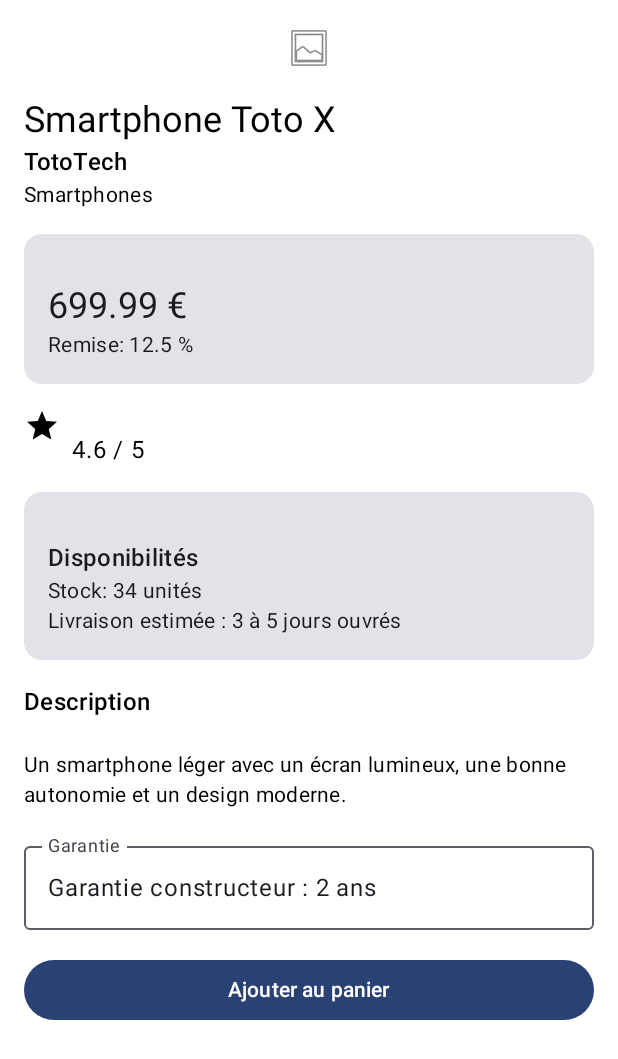
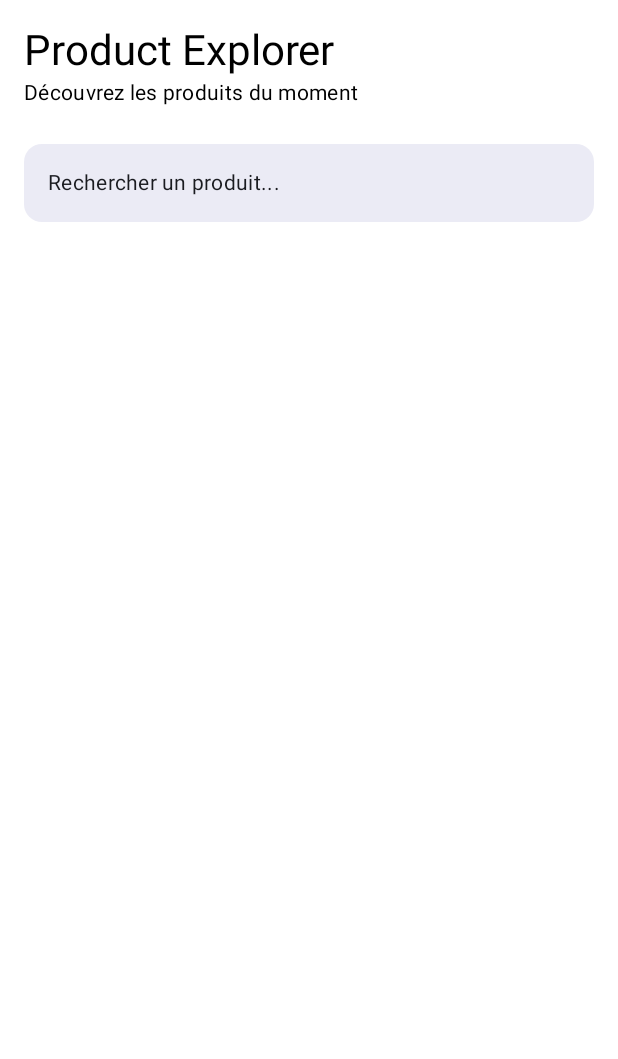
Before and after one commit to mlvn97/product-explorer, an Android app built with Jetpack Compose: the @Preview function Preview, on a phone screen of 412 x 824 dp. Shown: the top 1059 px of the screen. Run offline under Robolectric (Android 15) with nearby library versions, the phone set to English and light mode, and no system bars.

Commit message:
TP: Etape 5 terminée

```diff
--- a/app/src/main/java/com/example/productexplorer/MainActivity.kt
+++ b/app/src/main/java/com/example/productexplorer/MainActivity.kt
@@ -7,8 +7,10 @@ import androidx.activity.enableEdgeToEdge
 import androidx.compose.foundation.Image
 import androidx.compose.foundation.layout.Column
 import androidx.compose.foundation.layout.Row
+import androidx.compose.foundation.layout.Spacer
 import androidx.compose.foundation.layout.fillMaxSize
 import androidx.compose.foundation.layout.fillMaxWidth
+import androidx.compose.foundation.layout.height
 import androidx.compose.foundation.layout.padding
 import androidx.compose.material.icons.Icons
 import androidx.compose.material.icons.filled.Star
@@ -18,6 +20,7 @@ import androidx.compose.material3.Icon
 import androidx.compose.material3.MaterialTheme
 import androidx.compose.material3.OutlinedTextField
 import androidx.compose.material3.Scaffold
+import androidx.compose.material3.Surface
 import androidx.compose.material3.Text
 import androidx.compose.runtime.Composable
 import androidx.compose.ui.Modifier
@@ -33,9 +36,9 @@ class MainActivity : ComponentActivity() {
     setContent {
       ProductExplorerTheme {
         Scaffold(modifier = Modifier.fillMaxSize()) { innerPadding ->
-          ProductDetailScreen(
-            product = sampleProduct(),
-            onAddToCartClick = {},
+          ProductHomeScreen(
+            featuredProduct = sampleProduct(),
+            onFeaturedProductClick = {},
             modifier = Modifier.padding(innerPadding)
           )
         }
@@ -56,6 +59,51 @@ data class ProductUI(
   val warrantyInformation: String,
   val shippingInformation: String
 )
+
+@Composable
+fun HomeHeader(modifier: Modifier = Modifier) {
+  Column(modifier = modifier) {
+    Text(
+      text = "Product Explorer",
+      style = MaterialTheme.typography.headlineMedium
+    )
+    Text(
+      text = "Découvrez les produits du moment",
+      style = MaterialTheme.typography.bodyMedium
+    )
+  }
+}
+
+@Composable
+fun SearchPreviewBar(modifier: Modifier = Modifier) {
+  Surface(
+    modifier = modifier.fillMaxWidth(),
+    shape = MaterialTheme.shapes.medium,
+    tonalElevation = 2.dp
+  ) {
+    Text(
+      text = "Rechercher un produit...",
+      modifier = Modifier.padding(16.dp),
+      style = MaterialTheme.typography.bodyMedium
+    )
+  }
+}
+
+
+
+@Composable
+fun ProductHomeScreen(
+  featuredProduct: ProductUI,
+  onFeaturedProductClick: () -> Unit,
+  modifier: Modifier = Modifier
+) {
+  Column(modifier = modifier.fillMaxSize().padding(16.dp)) {
+    HomeHeader()
+    Spacer(modifier = Modifier.height(24.dp))
+    SearchPreviewBar()
+    Spacer(modifier = Modifier.height(24.dp))
+  }
+}
 
 fun sampleProduct(): ProductUI {
   return ProductUI(
@@ -242,9 +290,9 @@ fun sampleProductOutOfStock(): ProductUI {
 @Composable
 fun Preview() {
   ProductExplorerTheme {
-    ProductDetailScreen(
-        product = sampleProduct(),
-        onAddToCartClick = {}
+    ProductHomeScreen(
+        featuredProduct = sampleProduct(),
+        onFeaturedProductClick = {}
     )
   }
 }
```
Also changed, not shown: 126 other files.
